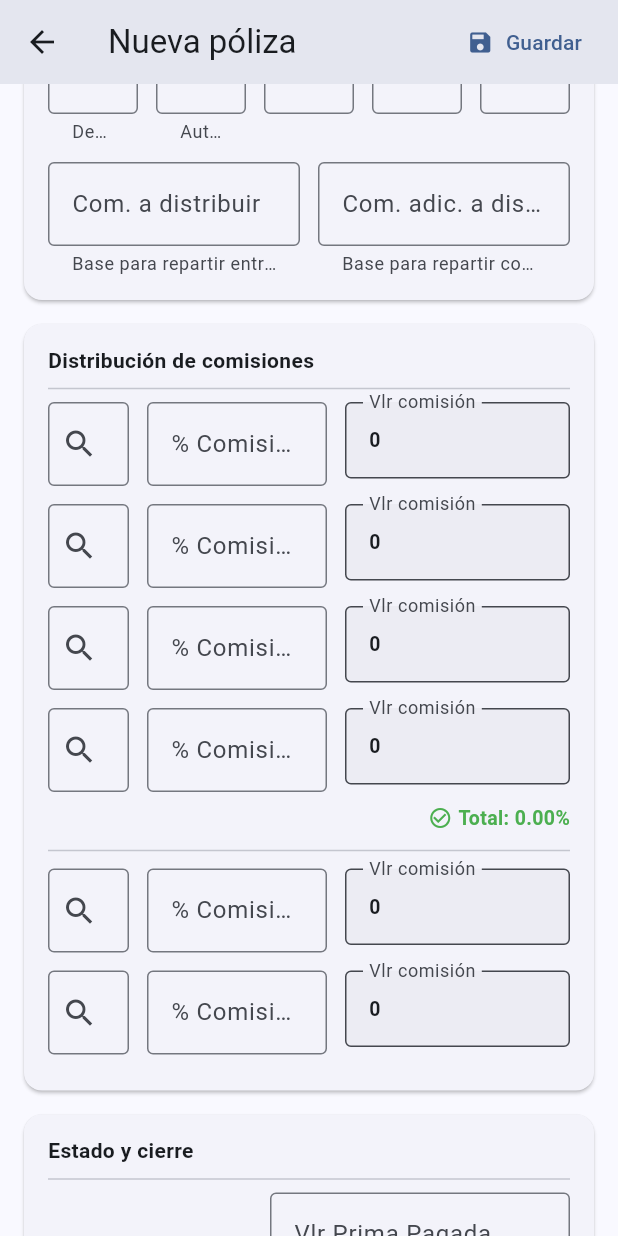
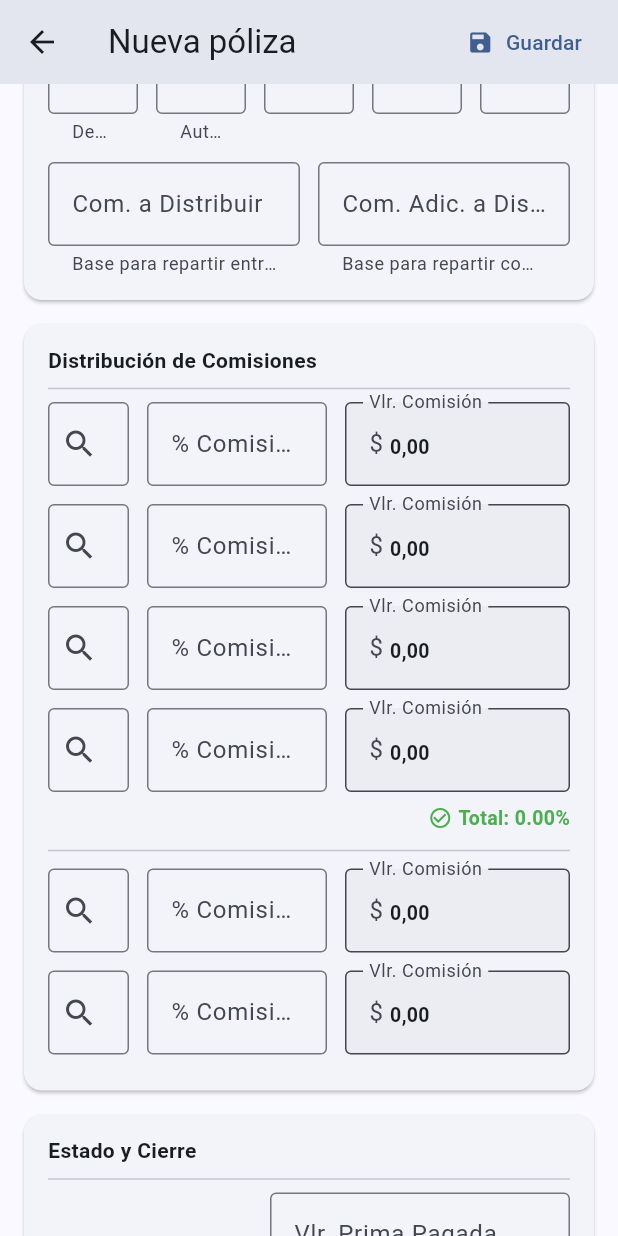
Before and after one commit to javierrueda7/rsas, a Flutter app: the PaginaFormularioPolizas screen opened directly, scrolled down 1152 dp, on a phone screen of 412 x 824 dp. Run offline on Flutter 3.47's test engine with Material 3 defaults, Android fonts, the phone set to English and light mode, and no system bars; our stand-ins replace flutter_dotenv, supabase_flutter; missing offline and left inert: excel, file_saver; accounts and stored records are empty.

Commit message:
undecimo commit proyecto rsas

```diff
--- a/lib/ui/pagina_formulario_polizas.dart
+++ b/lib/ui/pagina_formulario_polizas.dart
@@ -305,7 +305,7 @@ class _PaginaFormularioPolizasState extends State<PaginaFormularioPolizas> {
     return num.tryParse(limpio);
   }
 
-  String _fmtMoney(num? n) => n == null ? '' : Fmt.money(n, dec: 0);
+  String _fmtMoney(num? n) => n == null ? '' : Fmt.money(n, dec: 2);
   String _fmtNum(num? n) => n == null ? '' : Fmt.numCO(n, dec: 2);
 
   void _formatearMoney(TextEditingController ctrl) {
@@ -517,6 +517,9 @@ class _PaginaFormularioPolizasState extends State<PaginaFormularioPolizas> {
         formaExp = formasExp.firstWhereOrNull(
           (f) => f.nombre.toUpperCase().contains('STELLA'),
         );
+        intermediario = intermediarios.firstWhereOrNull(
+          (i) => i.nombre.toUpperCase().contains('STELLA'),
+        );
 
         final siguienteId = await _repoPol.obtenerSiguienteId();
         _idCtrl.text = siguienteId.toString();
@@ -585,7 +588,8 @@ class _PaginaFormularioPolizasState extends State<PaginaFormularioPolizas> {
     TextEditingController c, {
     bool req = false,
     bool num = false,
-    int maxDec = 0,
+    bool money = false,
+    int maxDec = 2,
     int lines = 1,
     bool readOnly = false,
     String? helper,
@@ -610,6 +614,7 @@ class _PaginaFormularioPolizasState extends State<PaginaFormularioPolizas> {
       decoration: InputDecoration(
         labelText: l,
         helperText: helper,
+        prefixText: money ? '\$ ' : null,
         border: const OutlineInputBorder(),
       ),
     );
@@ -864,7 +869,8 @@ class _PaginaFormularioPolizasState extends State<PaginaFormularioPolizas> {
           width: 150,
           child: InputDecorator(
             decoration: InputDecoration(
-              labelText: 'Vlr comisión',
+              labelText: 'Vlr. Comisión',
+              prefixText: '\$ ',
               border: const OutlineInputBorder(),
               filled: true,
               fillColor: cs.surfaceContainerHighest.withOpacity(0.4),
@@ -987,7 +993,7 @@ class _PaginaFormularioPolizasState extends State<PaginaFormularioPolizas> {
               children: [
 
                 // ── Fila 1: Código · Nro Póliza · Fechas ─────────────────────
-                _seccion('Identificación y vigencia', [
+                _seccion('Identificación y Vigencia', [
                   Row(crossAxisAlignment: CrossAxisAlignment.start, children: [
                     SizedBox(
                       width: 110,
@@ -1000,31 +1006,31 @@ class _PaginaFormularioPolizasState extends State<PaginaFormularioPolizas> {
                     const SizedBox(width: 12),
                     Expanded(
                       flex: 3,
-                      child: _campo('Número de póliza', _nroCtrl),
+                      child: _campo('Número de Póliza', _nroCtrl),
                     ),
                     const SizedBox(width: 12),
                     Expanded(
                       flex: 2,
-                      child: _fechaCampo('F. inicio', _fIniCtrl, fIni,
+                      child: _fechaCampo('F. Inicio', _fIniCtrl, fIni,
                           (d) => fIni = d, autoFin: true),
                     ),
                     const SizedBox(width: 12),
                     Expanded(
                       flex: 2,
                       child: _fechaCampo(
-                          'F. fin *', _fFinCtrl, fFin, (d) => fFin = d),
+                          'F. Fin *', _fFinCtrl, fFin, (d) => fFin = d),
                     ),
                     const SizedBox(width: 12),
                     Expanded(
                       flex: 2,
-                      child: _fechaCampo('F. expedición', _fExpCtrl, fExp,
+                      child: _fechaCampo('F. Expedición', _fExpCtrl, fExp,
                           (d) => fExp = d),
                     ),
                   ]),
                 ]),
 
                 // ── Fila 2: Aseguradora · Ramo ────────────────────────────────
-                _seccion('Aseguradora y ramo', [
+                _seccion('Aseguradora y Ramo', [
                   // Aseguradora | Ramo | % Base Com (read-only)
                   Row(crossAxisAlignment: CrossAxisAlignment.start, children: [
                     Expanded(
@@ -1103,7 +1109,7 @@ class _PaginaFormularioPolizasState extends State<PaginaFormularioPolizas> {
                     Expanded(
                       flex: 3,
                       child: BuscadorDropdown<FormaPagoLite>(
-                        label: 'Forma de pago *',
+                        label: 'Forma de Pago *',
                         value: formaPago,
                         items: formasPago,
                         itemLabel: (f) => f.nombre,
@@ -1153,8 +1159,8 @@ class _PaginaFormularioPolizasState extends State<PaginaFormularioPolizas> {
                   ),
                   const SizedBox(height: 12),
                   _fila3(
-                    _campo('Bien asegurado / identificación *', _bienCtrl, req: true),
-                    _campo('Vlr asegurado', _vlrAsegCtrl, num: true,
+                    _campo('Bien Asegurado / Identificación *', _bienCtrl, req: true),
+                    _campo('Vlr. Asegurado', _vlrAsegCtrl, num: true, money: true,
                         onEditingComplete: () => _formatearMoney(_vlrAsegCtrl)),
                     BuscadorDropdown<IntermediarioLite>(
                       label: 'Intermediario',
@@ -1170,16 +1176,16 @@ class _PaginaFormularioPolizasState extends State<PaginaFormularioPolizas> {
                 // ── Valores ───────────────────────────────────────────────────
                 _seccion('Valores', [
                   _fila3(
-                    _campo('Vlr Prima', _primaCtrl, num: true,
+                    _campo('Vlr. Prima', _primaCtrl, num: true, money: true,
                         helper: 'Ej: 1.500.000,00',
                         onEditingComplete: () {
                           _formatearMoney(_primaCtrl);
                           _recalcularBaseCom();
                         },
                         onChanged: (_) => _recalcularBaseCom()),
-                    _campo('Vlr Total', _valorPolizaCtrl, num: true,
+                    _campo('Vlr. Total', _valorPolizaCtrl, num: true, money: true,
                         onEditingComplete: () => _formatearMoney(_valorPolizaCtrl)),
-                    _campo('Vlr Base Com.', _vlrBaseComCtrl, num: true,
+                    _campo('Vlr. Base Com.', _vlrBaseComCtrl, num: true, money: true,
                         helper: 'Automático, editable',
                         onEditingComplete: () {
                           _formatearMoney(_vlrBaseComCtrl);
@@ -1203,23 +1209,23 @@ class _PaginaFormularioPolizasState extends State<PaginaFormularioPolizas> {
                     ),
                     const SizedBox(width: 12),
                     Expanded(
-                      child: _campo('Vlr Com.', _vlrComCtrl, num: true,
+                      child: _campo('Vlr. Com.', _vlrComCtrl, num: true, money: true,
                           helper: 'Automático, editable',
                           onEditingComplete: () => _formatearMoney(_vlrComCtrl)),
                     ),
                     const SizedBox(width: 12),
                     Expanded(
-                      child: _campo('+ Com. Fija', _vlrComFijaCtrl, num: true,
+                      child: _campo('+ Com. Fija', _vlrComFijaCtrl, num: true, money: true,
                           onEditingComplete: () => _formatearMoney(_vlrComFijaCtrl)),
                     ),
                     const SizedBox(width: 12),
                     Expanded(
-                      child: _campo('% Com. adicional', _porcomAdicCtrl, num: true, maxDec: 5,
+                      child: _campo('% Com. Adicional', _porcomAdicCtrl, num: true, maxDec: 5,
                           onEditingComplete: () => _formatearNum(_porcomAdicCtrl)),
                     ),
                     const SizedBox(width: 12),
                     Expanded(
-                      child: _campo('Vlr Com. adicional', _vlrComAdicCtrl, num: true,
+                      child: _campo('Vlr. Com. Adicional', _vlrComAdicCtrl, num: true, money: true,
                           onEditingComplete: () => _formatearMoney(_vlrComAdicCtrl)),
                     ),
                   ]),
@@ -1228,9 +1234,10 @@ class _PaginaFormularioPolizasState extends State<PaginaFormularioPolizas> {
                   Row(crossAxisAlignment: CrossAxisAlignment.start, children: [
                     Expanded(
                       child: _campo(
-                        'Com. a distribuir',
+                        'Com. a Distribuir',
                         _comDistribCtrl,
                         num: true,
+                        money: true,
                         helper: 'Base para repartir entre asesores',
                         onEditingComplete: () => _formatearMoney(_comDistribCtrl),
                       ),
@@ -1238,9 +1245,10 @@ class _PaginaFormularioPolizasState extends State<PaginaFormularioPolizas> {
                     const SizedBox(width: 12),
                     Expanded(
                       child: _campo(
-                        'Com. adic. a distribuir',
+                        'Com. Adic. a Distribuir',
                         _comAdicDistribCtrl,
                         num: true,
+                        money: true,
                         helper: 'Base para repartir com. adicional',
                         onEditingComplete: () => _formatearMoney(_comAdicDistribCtrl),
                       ),
@@ -1249,7 +1257,7 @@ class _PaginaFormularioPolizasState extends State<PaginaFormularioPolizas> {
                 ]),
 
                 // ── Distribución de comisiones ────────────────────────────────
-                _seccion('Distribución de comisiones', [
+                _seccion('Distribución de Comisiones', [
                   _filaAsesor('Asesor 1', asesor1,
                       (v) => setState(() => asesor1 = v), _porcomAsesor1Ctrl, _comDistribCtrl, req: true),
                   const SizedBox(height: 12),
@@ -1285,10 +1293,10 @@ class _PaginaFormularioPolizasState extends State<PaginaFormularioPolizas> {
                     ]);
                   }),
                   const Divider(height: 24),
-                  _filaAsesor('Asesor adicional', asesorAd,
+                  _filaAsesor('Asesor Adicional', asesorAd,
                       (v) => setState(() => asesorAd = v), _porcomAsesoradCtrl, _comAdicDistribCtrl),
                   const SizedBox(height: 12),
-                  _filaAsesor('Agencia adicional', agenciaAd,
+                  _filaAsesor('Agencia Adicional', agenciaAd,
                       (v) => setState(() => agenciaAd = v), _porcomAgenciaadCtrl, _comAdicDistribCtrl),
                   const SizedBox(height: 8),
                   // Indicador total % adicionales
@@ -1315,14 +1323,15 @@ class _PaginaFormularioPolizasState extends State<PaginaFormularioPolizas> {
                 ]),
 
                 // ── Estado + Vlr Prima Pagada ─────────────────────────────────
-                _seccion('Estado y cierre', [
+                _seccion('Estado y Cierre', [
                   Row(crossAxisAlignment: CrossAxisAlignment.center, children: [
                     Expanded(child: _selectorEstado()),
                     const SizedBox(width: 16),
                     SizedBox(
                       width: 200,
-                      child: _campo('Vlr Prima Pagada', _vlrPrimaPagadaCtrl,
+                      child: _campo('Vlr. Prima Pagada', _vlrPrimaPagadaCtrl,
                           num: true,
+                          money: true,
                           onEditingComplete: () =>
                               _formatearMoney(_vlrPrimaPagadaCtrl)),
                     ),
--- a/lib/ui/pagina_reportes.dart
+++ b/lib/ui/pagina_reportes.dart
@@ -1384,7 +1384,7 @@ class _PaginaReportesState extends State<PaginaReportes>
   // Detalle de póliza en vencimientos
   void _mostrarDetalleVencimiento(BuildContext context, Poliza p, Color color) {
     final cs = Theme.of(context).colorScheme;
-    final dias = p.ffinPoliza != null ? p.ffinPoliza!.difference(_hoy).inDays : null;
+    final dias = p.ffinPoliza?.difference(_hoy).inDays;
 
     showModalBottomSheet(
       context: context,
```
